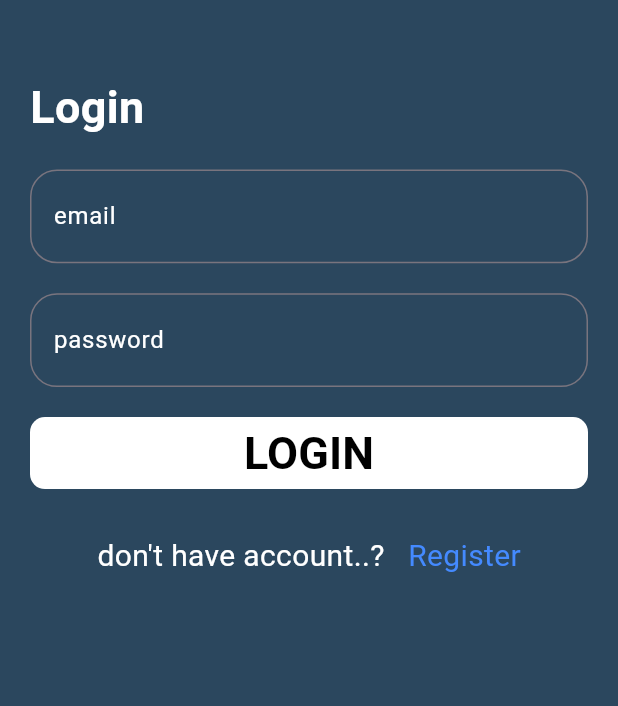
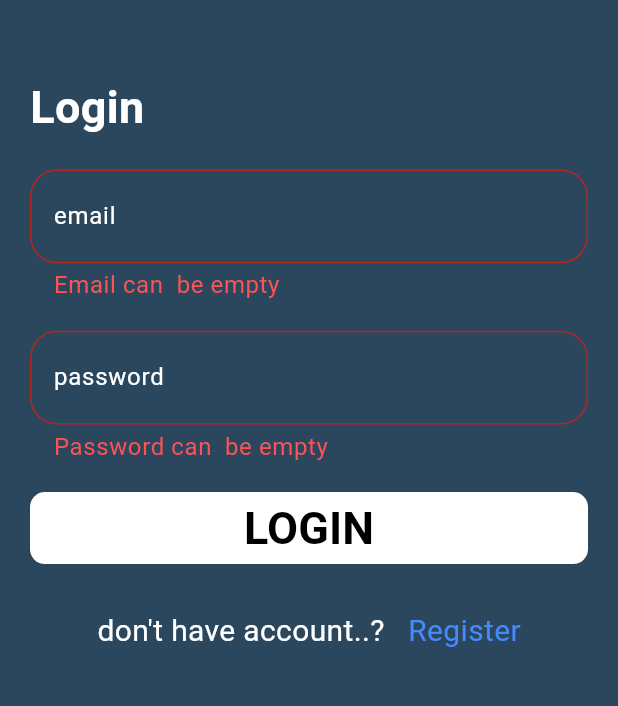
Before and after one commit to abdobassel/chat_app, a Flutter app: the screen it shows after launch, after a tap on "LOGIN", on a phone screen of 412 x 824 dp, the part 489-1195 px from its top. Run offline on Flutter 3.47's test engine with Material 3 defaults, Android fonts, the phone set to English and light mode, and no system bars; our stand-ins replace firebase_auth, firebase_core, fluttertoast; accounts and stored records are empty; network calls fail.

Commit message:
refactor auth => show Toast

```diff
--- a/lib/auth/functions/register.dart
+++ b/lib/auth/functions/register.dart
@@ -1,3 +1,4 @@
+import 'package:chat_app/components.dart';
 import 'package:chat_app/constants.dart';
 import 'package:firebase_auth/firebase_auth.dart';
 
@@ -12,13 +13,17 @@ Future<void> register({required String email, required String password}) async {
     print(credential.user!.uid);
     print('success register');
     print(token);
+    ShowToast(text: 'Registerd Success', state: ToastStates.SUCCESS);
   } on FirebaseAuthException catch (e) {
     if (e.code == 'weak-password') {
+      ShowToast(text: 'weak-password', state: ToastStates.WARNING);
       print('The password provided is too weak.');
     } else if (e.code == 'email-already-in-use') {
       print('The account already exists for that email.');
+      ShowToast(text: 'Email Aleready In Use', state: ToastStates.WARNING);
     }
   } catch (e) {
     print(e);
+    ShowToast(text: e.toString(), state: ToastStates.ERROR);
   }
 }
--- a/lib/auth/login_screen.dart
+++ b/lib/auth/login_screen.dart
@@ -15,7 +15,7 @@ class LoginScreen extends StatefulWidget {
 
 TextEditingController emailController = TextEditingController();
 TextEditingController passwordController = TextEditingController();
-GlobalKey formKey = GlobalKey<FormState>();
+GlobalKey<FormState> formKey = GlobalKey();
 late final FirebaseAuth auth;
 
 class _LoginScreenState extends State<LoginScreen> {
@@ -59,6 +59,12 @@ class _LoginScreenState extends State<LoginScreen> {
                   height: 20,
                 ),
                 DefaultTextForm(
+                    validate: (value) {
+                      if (value!.isEmpty) {
+                        return 'Email can\t be empty';
+                      }
+                      return null;
+                    },
                     controller: emailController,
                     labeltext: 'email',
                     type: TextInputType.emailAddress),
@@ -66,6 +72,14 @@ class _LoginScreenState extends State<LoginScreen> {
                   height: 20,
                 ),
                 DefaultTextForm(
+                    validate: (value) {
+                      if (value!.isEmpty) {
+                        return 'Password can\t be empty';
+                      } else if (value.length <= 3) {
+                        return 'Can\t less than 4 characters';
+                      }
+                      return null;
+                    },
                     controller: passwordController,
                     labeltext: 'password',
                     type: TextInputType.visiblePassword),
@@ -77,10 +91,12 @@ class _LoginScreenState extends State<LoginScreen> {
                     text: "LOGIN",
                     isUperCase: true,
                     function: () async {
-                      await login(
-                        email: emailController.text,
-                        password: passwordController.text,
-                      );
+                      if (formKey.currentState!.validate()) {
+                        await login(
+                          email: emailController.text,
+                          password: passwordController.text,
+                        );
+                      }
                     }),
                 const SizedBox(
                   height: 30,
--- a/lib/components.dart
+++ b/lib/components.dart
@@ -1,7 +1,7 @@
 import 'dart:io';
 
 import 'package:flutter/material.dart';
-//import 'package:fluttertoast/fluttertoast.dart';
+import 'package:fluttertoast/fluttertoast.dart';
 
 Widget DefaultButton({
   required String text,
@@ -121,6 +121,8 @@ Widget DefaultTextForm({
       controller: controller,
       keyboardType: type,
       decoration: InputDecoration(
+        errorStyle: TextStyle(
+            color: Colors.redAccent, fontSize: 16, fontWeight: FontWeight.w400),
         labelStyle: TextStyle(color: Colors.white),
         hintStyle: TextStyle(color: Colors.white),
         focusedBorder: OutlineInputBorder(
@@ -139,7 +141,7 @@ Widget DefaultTextForm({
             : null,
       ),
     );
-/*
+
 void ShowToast({
   required String text,
   required ToastStates state,
@@ -170,4 +172,3 @@ Color chooseColorToast(ToastStates state) {
   }
   return color;
 }
-*/
```
Also changed, not shown: lib/auth/functions/login.dart (+7 -1 lines), lib/auth/register_screen.dart (+15 -8 lines), pubspec.yaml (+7 -14 lines), pubspec.lock.
